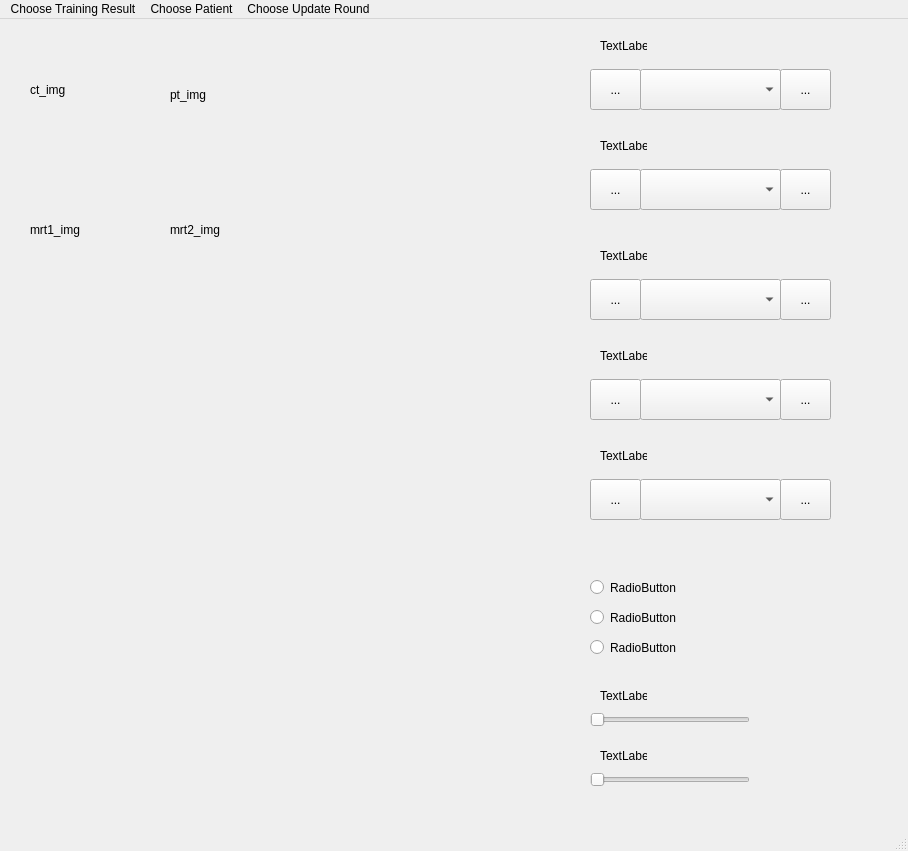
Above: py_code/main_window.ui from BBQtime/iDL_3d before the change. Below: the same form after it.
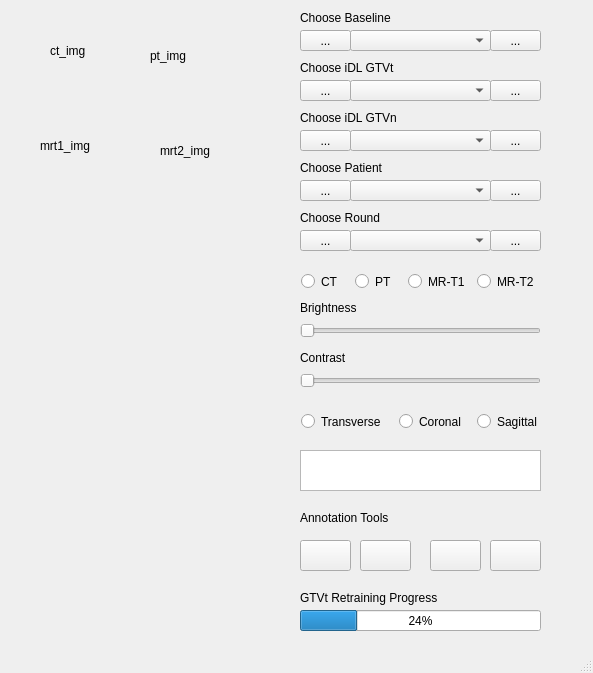
That is the form after the change. Icons and pictures are not drawn.

Commit message: (1)remove_non_optimal_epochs will only compare epochs in a single training result. (2)add real iDL UI and icons

The edit to the form file:
```diff
--- a/py_code/main_window.ui
+++ b/py_code/main_window.ui
@@ -6,8 +6,8 @@
    <rect>
     <x>0</x>
     <y>0</y>
-    <width>908</width>
-    <height>851</height>
+    <width>593</width>
+    <height>673</height>
    </rect>
   </property>
   <property name="windowTitle">
@@ -17,9 +17,9 @@
    <widget class="QLabel" name="_display_frame_ct">
     <property name="geometry">
      <rect>
-      <x>30</x>
-      <y>30</y>
-      <width>91</width>
+      <x>50</x>
+      <y>10</y>
+      <width>41</width>
       <height>81</height>
      </rect>
     </property>
@@ -30,9 +30,9 @@
    <widget class="QLabel" name="_display_frame_pt">
     <property name="geometry">
      <rect>
-      <x>170</x>
-      <y>40</y>
-      <width>101</width>
+      <x>150</x>
+      <y>20</y>
+      <width>81</width>
       <height>71</height>
      </rect>
     </property>
@@ -43,10 +43,10 @@
    <widget class="QLabel" name="_display_frame_mrt1">
     <property name="geometry">
      <rect>
-      <x>30</x>
-      <y>160</y>
-      <width>111</width>
-      <height>101</height>
+      <x>40</x>
+      <y>110</y>
+      <width>71</width>
+      <height>71</height>
      </rect>
     </property>
     <property name="text">
@@ -56,10 +56,10 @@
    <widget class="QLabel" name="_display_frame_mrt2">
     <property name="geometry">
      <rect>
-      <x>170</x>
-      <y>160</y>
-      <width>131</width>
-      <height>101</height>
+      <x>160</x>
+      <y>120</y>
+      <width>71</width>
+      <height>61</height>
      </rect>
     </property>
     <property name="text">
@@ -69,69 +69,69 @@
    <widget class="QLabel" name="_text_label_idl_gtvt">
     <property name="geometry">
      <rect>
-      <x>600</x>
-      <y>120</y>
-      <width>47</width>
-      <height>13</height>
+      <x>300</x>
+      <y>60</y>
+      <width>101</width>
+      <height>15</height>
      </rect>
     </property>
     <property name="text">
-     <string>TextLabel</string>
+     <string>Choose iDL GTVt</string>
     </property>
    </widget>
    <widget class="QLabel" name="_text_label_patient">
     <property name="geometry">
      <rect>
-      <x>600</x>
-      <y>330</y>
-      <width>47</width>
-      <height>13</height>
+      <x>300</x>
+      <y>160</y>
+      <width>91</width>
+      <height>15</height>
      </rect>
     </property>
     <property name="text">
-     <string>TextLabel</string>
+     <string>Choose Patient</string>
     </property>
    </widget>
    <widget class="QLabel" name="_text_label_round">
     <property name="geometry">
      <rect>
-      <x>600</x>
-      <y>430</y>
-      <width>47</width>
-      <height>13</height>
+      <x>300</x>
+      <y>210</y>
+      <width>87</width>
+      <height>15</height>
      </rect>
     </property>
     <property name="text">
-     <string>TextLabel</string>
+     <string>Choose Round</string>
     </property>
    </widget>
    <widget class="QComboBox" name="_combox_idl_gtvt">
     <property name="geometry">
      <rect>
-      <x>640</x>
-      <y>150</y>
+      <x>350</x>
+      <y>80</y>
       <width>141</width>
-      <height>41</height>
+      <height>21</height>
      </rect>
     </property>
    </widget>
    <widget class="QComboBox" name="_combox_patient">
     <property name="geometry">
      <rect>
-      <x>640</x>
-      <y>360</y>
+      <x>350</x>
+      <y>180</y>
       <width>141</width>
-      <height>41</height>
+      <height>21</height>
      </rect>
     </property>
    </widget>
    <widget class="QToolButton" name="_btn_prev_round">
     <property name="geometry">
      <rect>
-      <x>590</x>
-      <y>460</y>
+      <x>300</x>
+      <y>230</y>
       <width>51</width>
-      <height>41</height>
+      <height>21</height>
      </rect>
     </property>
     <property name="text">
@@ -141,10 +141,10 @@
    <widget class="QToolButton" name="_btn_next_round">
     <property name="geometry">
      <rect>
-      <x>780</x>
-      <y>460</y>
+      <x>490</x>
+      <y>230</y>
       <width>51</width>
-      <height>41</height>
+      <height>21</height>
      </rect>
     </property>
     <property name="text">
@@ -154,19 +154,19 @@
    <widget class="QComboBox" name="_combox_round">
     <property name="geometry">
      <rect>
-      <x>640</x>
-      <y>460</y>
+      <x>350</x>
+      <y>230</y>
       <width>141</width>
-      <height>41</height>
+      <height>21</height>
      </rect>
     </property>
    </widget>
    <widget class="QSlider" name="_slider_bright">
     <property name="geometry">
      <rect>
-      <x>590</x>
-      <y>690</y>
-      <width>160</width>
+      <x>300</x>
+      <y>320</y>
+      <width>241</width>
       <height>22</height>
      </rect>
     </property>
@@ -177,9 +177,9 @@
    <widget class="QSlider" name="_slider_contrast">
     <property name="geometry">
      <rect>
-      <x>590</x>
-      <y>750</y>
-      <width>160</width>
+      <x>300</x>
+      <y>370</y>
+      <width>241</width>
       <height>22</height>
      </rect>
     </property>
@@ -190,75 +190,36 @@
    <widget class="QLabel" name="_text_label_bright">
     <property name="geometry">
      <rect>
-      <x>600</x>
-      <y>670</y>
-      <width>47</width>
-      <height>13</height>
+      <x>300</x>
+      <y>300</y>
+      <width>64</width>
+      <height>15</height>
      </rect>
     </property>
     <property name="text">
-     <string>TextLabel</string>
+     <string>Brightness</string>
     </property>
    </widget>
    <widget class="QLabel" name="_text_label_contrast">
     <property name="geometry">
      <rect>
-      <x>600</x>
-      <y>730</y>
-      <width>47</width>
-      <height>13</height>
+      <x>300</x>
+      <y>350</y>
+      <width>52</width>
+      <height>15</height>
      </rect>
     </property>
     <property name="text">
-     <string>TextLabel</string>
-    </property>
-   </widget>
-   <widget class="QRadioButton" name="_radio_btn_transverse">
-    <property name="geometry">
-     <rect>
-      <x>590</x>
-      <y>560</y>
-      <width>86</width>
-      <height>17</height>
-     </rect>
-    </property>
-    <property name="text">
-     <string>RadioButton</string>
-    </property>
-   </widget>
-   <widget class="QRadioButton" name="_radio_btn_coronal">
-    <property name="geometry">
-     <rect>
-      <x>590</x>
-      <y>590</y>
-      <width>86</width>
-      <height>17</height>
-     </rect>
-    </property>
-    <property name="text">
-     <string>RadioButton</string>
-    </property>
-   </widget>
-   <widget class="QRadioButton" name="_radio_btn_sagittal">
-    <property name="geometry">
-     <rect>
-      <x>590</x>
-      <y>620</y>
-      <width>86</width>
-      <height>17</height>
-     </rect>
-    </property>
-    <property name="text">
-     <string>RadioButton</string>
+     <string>Contrast</string>
     </property>
    </widget>
    <widget class="QToolButton" name="_btn_next_idl_gtvn">
     <property name="geometry">
      <rect>
-      <x>780</x>
-      <y>260</y>
+      <x>490</x>
+      <y>130</y>
       <width>51</width>
-      <height>41</height>
+      <height>21</height>
      </rect>
     </property>
     <property name="text">
@@ -268,33 +229,33 @@
    <widget class="QComboBox" name="_combox_idl_gtvn">
     <property name="geometry">
      <rect>
-      <x>640</x>
-      <y>260</y>
+      <x>350</x>
+      <y>130</y>
       <width>141</width>
-      <height>41</height>
+      <height>21</height>
      </rect>
     </property>
    </widget>
    <widget class="QLabel" name="_text_label_idl_gtvn">
     <property name="geometry">
      <rect>
-      <x>600</x>
-      <y>230</y>
-      <width>47</width>
-      <height>13</height>
+      <x>300</x>
+      <y>110</y>
+      <width>104</width>
+      <height>15</height>
      </rect>
     </property>
     <property name="text">
-     <string>TextLabel</string>
+     <string>Choose iDL GTVn</string>
     </property>
    </widget>
    <widget class="QToolButton" name="_btn_prev_idl_gtvn">
     <property name="geometry">
      <rect>
-      <x>590</x>
-      <y>260</y>
+      <x>300</x>
+      <y>130</y>
       <width>51</width>
-      <height>41</height>
+      <height>21</height>
      </rect>
     </property>
     <property name="text">
@@ -304,10 +265,10 @@
    <widget class="QToolButton" name="_btn_prev_idl_gtvt">
     <property name="geometry">
      <rect>
-      <x>590</x>
-      <y>150</y>
+      <x>300</x>
+      <y>80</y>
       <width>51</width>
-      <height>41</height>
+      <height>21</height>
      </rect>
     </property>
     <property name="text">
@@ -317,10 +278,10 @@
    <widget class="QToolButton" name="_btn_next_idl_gtvt">
     <property name="geometry">
      <rect>
-      <x>780</x>
-      <y>150</y>
+      <x>490</x>
+      <y>80</y>
       <width>51</width>
-      <height>41</height>
+      <height>21</height>
      </rect>
     </property>
     <property name="text">
@@ -330,10 +291,10 @@
    <widget class="QToolButton" name="_btn_prev_patient">
     <property name="geometry">
      <rect>
-      <x>590</x>
-      <y>360</y>
+      <x>300</x>
+      <y>180</y>
       <width>51</width>
-      <height>41</height>
+      <height>21</height>
      </rect>
     </property>
     <property name="text">
@@ -343,10 +304,10 @@
    <widget class="QToolButton" name="_btn_next_patient">
     <property name="geometry">
      <rect>
-      <x>780</x>
-      <y>360</y>
+      <x>490</x>
+      <y>180</y>
       <width>51</width>
-      <height>41</height>
+      <height>21</height>
      </rect>
     </property>
     <property name="text">
@@ -356,10 +317,10 @@
    <widget class="QToolButton" name="_btn_prev_baseline">
     <property name="geometry">
      <rect>
-      <x>590</x>
-      <y>50</y>
+      <x>300</x>
+      <y>30</y>
       <width>51</width>
-      <height>41</height>
+      <height>21</height>
      </rect>
     </property>
     <property name="text">
@@ -369,10 +330,10 @@
    <widget class="QToolButton" name="_btn_next_baseline">
     <property name="geometry">
      <rect>
-      <x>780</x>
-      <y>50</y>
+      <x>490</x>
+      <y>30</y>
       <width>51</width>
-      <height>41</height>
+      <height>21</height>
      </rect>
     </property>
     <property name="text">
@@ -382,57 +343,234 @@
    <widget class="QComboBox" name="_combox_baseline">
     <property name="geometry">
      <rect>
-      <x>640</x>
-      <y>50</y>
+      <x>350</x>
+      <y>30</y>
       <width>141</width>
-      <height>41</height>
+      <height>21</height>
      </rect>
     </property>
    </widget>
    <widget class="QLabel" name="_text_label_baseline">
     <property name="geometry">
      <rect>
-      <x>600</x>
-      <y>20</y>
-      <width>47</width>
-      <height>13</height>
+      <x>300</x>
+      <y>10</y>
+      <width>99</width>
+      <height>15</height>
      </rect>
     </property>
     <property name="text">
-     <string>TextLabel</string>
+     <string>Choose Baseline</string>
     </property>
    </widget>
-  </widget>
-  <widget class="QMenuBar" name="_menu_bar">
-   <property name="enabled">
-    <bool>true</bool>
-   </property>
-   <property name="geometry">
-    <rect>
-     <x>0</x>
-     <y>0</y>
-     <width>908</width>
-     <height>22</height>
-    </rect>
-   </property>
-   <widget class="QMenu" name="_menu_choose_round">
-    <property name="title">
-     <string>Choose Update Round</string>
+   <widget class="QProgressBar" name="_progress_bar_idl_gtvt">
+    <property name="geometry">
+     <rect>
+      <x>300</x>
+      <y>610</y>
+      <width>241</width>
+      <height>21</height>
+     </rect>
     </property>
+    <property name="value">
+     <number>24</number>
+    </property>
    </widget>
-   <widget class="QMenu" name="_menu_choose_patient">
-    <property name="title">
-     <string>Choose Patient</string>
+   <widget class="QLabel" name="_text_label_idl_gtvt_progress">
+    <property name="geometry">
+     <rect>
+      <x>300</x>
+      <y>590</y>
+      <width>152</width>
+      <height>15</height>
+     </rect>
     </property>
+    <property name="text">
+     <string>GTVt Retraining Progress</string>
+    </property>
    </widget>
-   <widget class="QMenu" name="_menu_choose_idl_id">
-    <property name="title">
-     <string>Choose Training Result</string>
+   <widget class="QLabel" name="_text_label_annotation_tools">
+    <property name="geometry">
+     <rect>
+      <x>300</x>
+      <y>510</y>
+      <width>241</width>
+      <height>16</height>
+     </rect>
     </property>
+    <property name="text">
+     <string>Annotation Tools</string>
+    </property>
    </widget>
-   <addaction name="_menu_choose_idl_id"/>
-   <addaction name="_menu_choose_patient"/>
-   <addaction name="_menu_choose_round"/>
+   <widget class="QPushButton" name="_btn_pen">
+    <property name="geometry">
+     <rect>
+      <x>300</x>
+      <y>540</y>
+      <width>51</width>
+      <height>31</height>
+     </rect>
+    </property>
+    <property name="text">
+     <string/>
+    </property>
+    <property name="icon">
+     <iconset>
+      <normaloff>../../../../../mnt/faststorage/alan/iDL_3d/py_code/icons/icon_pen.png</normaloff>../../../../../mnt/faststorage/alan/iDL_3d/py_code/icons/icon_pen.png</iconset>
+    </property>
+   </widget>
+   <widget class="QPushButton" name="_btn_eraser">
+    <property name="geometry">
+     <rect>
+      <x>360</x>
+      <y>540</y>
+      <width>51</width>
+      <height>31</height>
+     </rect>
+    </property>
+    <property name="text">
+     <string/>
+    </property>
+    <property name="icon">
+     <iconset>
+      <normaloff>../../../../../mnt/faststorage/alan/iDL_3d/py_code/icons/icon_eraser.png</normaloff>../../../../../mnt/faststorage/alan/iDL_3d/py_code/icons/icon_eraser.png</iconset>
+    </property>
+   </widget>
+   <widget class="QPushButton" name="_btn_clear">
+    <property name="geometry">
+     <rect>
+      <x>430</x>
+      <y>540</y>
+      <width>51</width>
+      <height>31</height>
+     </rect>
+    </property>
+    <property name="text">
+     <string/>
+    </property>
+    <property name="icon">
+     <iconset>
+      <normaloff>../../../../../mnt/faststorage/alan/iDL_3d/py_code/icons/icon_clear.png</normaloff>../../../../../mnt/faststorage/alan/iDL_3d/py_code/icons/icon_clear.png</iconset>
+    </property>
+   </widget>
+   <widget class="QPushButton" name="_btn_confirm">
+    <property name="geometry">
+     <rect>
+      <x>490</x>
+      <y>540</y>
+      <width>51</width>
+      <height>31</height>
+     </rect>
+    </property>
+    <property name="text">
+     <string/>
+    </property>
+    <property name="icon">
+     <iconset>
+      <normaloff>../../../../../mnt/faststorage/alan/iDL_3d/py_code/icons/icon-confirm.png</normaloff>../../../../../mnt/faststorage/alan/iDL_3d/py_code/icons/icon-confirm.png</iconset>
+    </property>
+   </widget>
+   <widget class="QTextEdit" name="_text_box_annotation_msg">
+    <property name="geometry">
+     <rect>
+      <x>300</x>
+      <y>450</y>
+      <width>241</width>
+      <height>41</height>
+     </rect>
+    </property>
+   </widget>
+   <widget class="QRadioButton" name="_radio_btn_transverse">
+    <property name="geometry">
+     <rect>
+      <x>301</x>
+      <y>411</y>
+      <width>92</width>
+      <height>21</height>
+     </rect>
+    </property>
+    <property name="text">
+     <string>Transverse</string>
+    </property>
+   </widget>
+   <widget class="QRadioButton" name="_radio_btn_coronal">
+    <property name="geometry">
+     <rect>
+      <x>399</x>
+      <y>411</y>
+      <width>72</width>
+      <height>21</height>
+     </rect>
+    </property>
+    <property name="text">
+     <string>Coronal</string>
+    </property>
+   </widget>
+   <widget class="QRadioButton" name="_radio_btn_sagittal">
+    <property name="geometry">
+     <rect>
+      <x>477</x>
+      <y>411</y>
+      <width>71</width>
+      <height>21</height>
+     </rect>
+    </property>
+    <property name="text">
+     <string>Sagittal</string>
+    </property>
+   </widget>
+   <widget class="QRadioButton" name="_radio_btn_ct">
+    <property name="geometry">
+     <rect>
+      <x>301</x>
+      <y>271</y>
+      <width>42</width>
+      <height>21</height>
+     </rect>
+    </property>
+    <property name="text">
+     <string>CT</string>
+    </property>
+   </widget>
+   <widget class="QRadioButton" name="_radio_btn_pt">
+    <property name="geometry">
+     <rect>
+      <x>355</x>
+      <y>271</y>
+      <width>41</width>
+      <height>21</height>
+     </rect>
+    </property>
+    <property name="text">
+     <string>PT</string>
+    </property>
+   </widget>
+   <widget class="QRadioButton" name="_radio_btn_mrt1">
+    <property name="geometry">
+     <rect>
+      <x>408</x>
+      <y>271</y>
+      <width>63</width>
+      <height>21</height>
+     </rect>
+    </property>
+    <property name="text">
+     <string>MR-T1</string>
+    </property>
+   </widget>
+   <widget class="QRadioButton" name="_radio_btn_mrt2">
+    <property name="geometry">
+     <rect>
+      <x>477</x>
+      <y>271</y>
+      <width>63</width>
+      <height>21</height>
+     </rect>
+    </property>
+    <property name="text">
+     <string>MR-T2</string>
+    </property>
+   </widget>
   </widget>
   <widget class="QStatusBar" name="_status_bar"/>
  </widget>
```
The commit also changes 10 other files.
